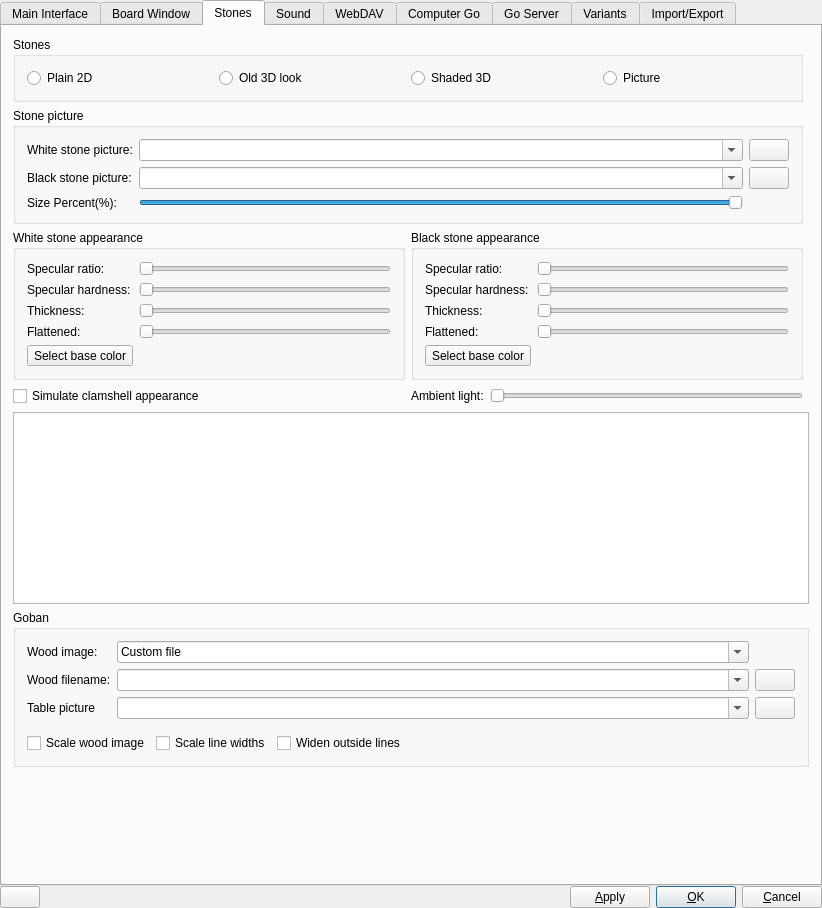
Before: the Qt Designer form src/preferences_gui.ui in missdeer/quteGo, drawn with Qt 5.
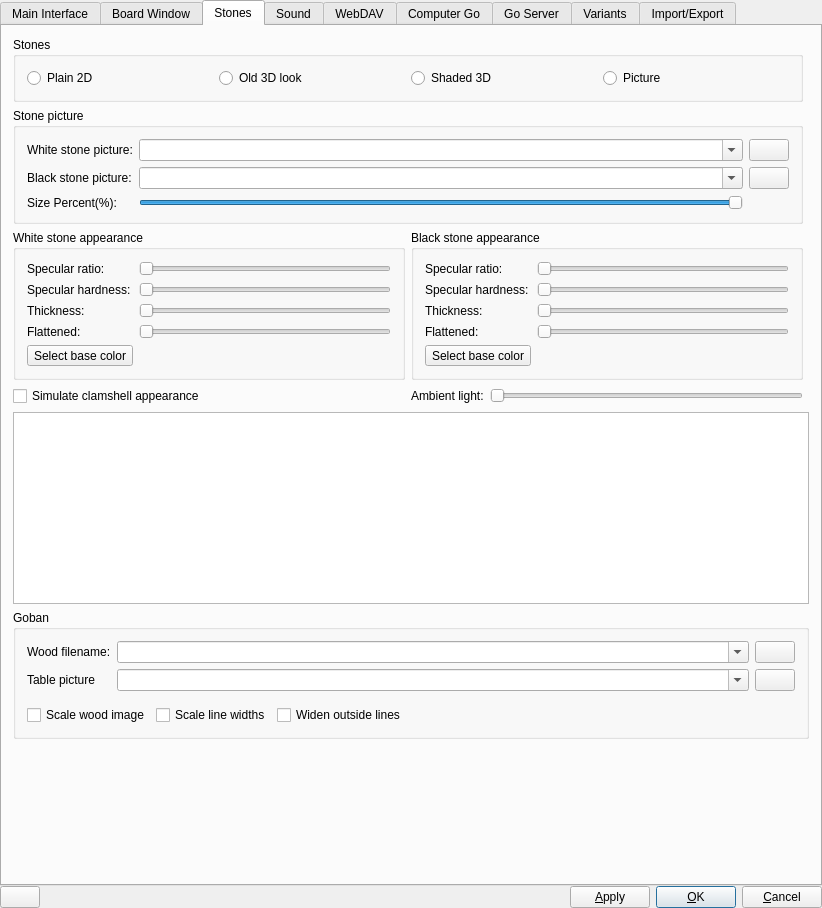
After: the same form once the commit is applied. Icons and pictures are not drawn. Custom widgets are drawn as their Qt base class.

Commit message: use table/board image from file

Patch:
```diff
--- a/src/preferences_gui.ui
+++ b/src/preferences_gui.ui
@@ -1926,17 +1926,44 @@
           <property name="spacing">
            <number>6</number>
           </property>
-          <item row="1" column="0">
-           <widget class="QLabel" name="textLabel1">
+          <item row="2" column="0">
+           <widget class="QLabel" name="textLabel1_2">
             <property name="text">
-             <string>Wood filename:</string>
+             <string>Table picture</string>
             </property>
             <property name="wordWrap">
              <bool>false</bool>
             </property>
            </widget>
           </item>
-          <item row="4" column="0" colspan="2">
+          <item row="0" column="1">
+           <widget class="QComboBox" name="LineEdit_goban">
+            <property name="editable">
+             <bool>true</bool>
+            </property>
+           </widget>
+          </item>
+          <item row="2" column="1">
+           <widget class="QComboBox" name="LineEdit_Table">
+            <property name="sizePolicy">
+             <sizepolicy hsizetype="MinimumExpanding" vsizetype="Fixed">
+              <horstretch>0</horstretch>
+              <verstretch>0</verstretch>
+             </sizepolicy>
+            </property>
+            <property name="toolTip">
+             <string>Path to the table picture</string>
+            </property>
+            <property name="whatsThis">
+             <string>Path to the table picture.
+If the picture is not set, or unvalid, a default picture is used by qgo</string>
+            </property>
+            <property name="editable">
+             <bool>true</bool>
+            </property>
+           </widget>
+          </item>
+          <item row="3" column="0" colspan="2">
            <layout class="QHBoxLayout" name="horizontalLayout_14">
             <property name="topMargin">
              <number>8</number>
@@ -1984,33 +2011,16 @@
            </layout>
           </item>
           <item row="0" column="0">
-           <widget class="QLabel" name="label_6">
+           <widget class="QLabel" name="textLabel1">
             <property name="text">
-             <string>Wood image:</string>
+             <string>Wood filename:</string>
             </property>
-           </widget>
-          </item>
-          <item row="3" column="1">
-           <widget class="QComboBox" name="LineEdit_Table">
-            <property name="sizePolicy">
-             <sizepolicy hsizetype="MinimumExpanding" vsizetype="Fixed">
-              <horstretch>0</horstretch>
-              <verstretch>0</verstretch>
-             </sizepolicy>
+            <property name="wordWrap">
+             <bool>false</bool>
             </property>
-            <property name="editable">
-             <bool>true</bool>
-            </property>
-            <property name="toolTip">
-             <string>Path to the table picture</string>
-            </property>
-            <property name="whatsThis">
-             <string>Path to the table picture.
-If the picture is not set, or unvalid, a default picture is used by qgo</string>
-            </property>
            </widget>
           </item>
-          <item row="3" column="4">
+          <item row="2" column="4">
            <widget class="QPushButton" name="TablePicturePathButton">
             <property name="text">
              <string/>
@@ -2021,24 +2031,7 @@
             </property>
            </widget>
           </item>
-          <item row="3" column="0">
-           <widget class="QLabel" name="textLabel1_2">
-            <property name="text">
-             <string>Table picture</string>
-            </property>
-            <property name="wordWrap">
-             <bool>false</bool>
-            </property>
-           </widget>
-          </item>
-          <item row="1" column="1">
-           <widget class="QComboBox" name="LineEdit_goban">
-            <property name="editable">
-             <bool>true</bool>
-            </property>
-           </widget>
-          </item>
-          <item row="1" column="4">
+          <item row="0" column="4">
            <widget class="QPushButton" name="GobanPicturePathButton">
             <property name="text">
              <string/>
@@ -2049,46 +2042,6 @@
             </property>
            </widget>
           </item>
-          <item row="0" column="1">
-           <widget class="QComboBox" name="woodComboBox">
-            <property name="toolTip">
-             <string>Choose a preset, or set to &quot;Custom File&quot; to use your own image file as the wood image for the board.</string>
-            </property>
-            <property name="editable">
-             <bool>true</bool>
-            </property>
-            <item>
-             <property name="text">
-              <string>Custom file</string>
-             </property>
-            </item>
-            <item>
-             <property name="text">
-              <string>Default 1</string>
-             </property>
-            </item>
-            <item>
-             <property name="text">
-              <string>Default 2</string>
-             </property>
-            </item>
-            <item>
-             <property name="text">
-              <string>Default 3</string>
-             </property>
-            </item>
-            <item>
-             <property name="text">
-              <string>Default 4</string>
-             </property>
-            </item>
-            <item>
-             <property name="text">
-              <string>Default 5</string>
-             </property>
-            </item>
-           </widget>
-          </item>
          </layout>
         </widget>
        </item>
```
Left out of the diff: 13 changed lines with no effect on the pictures. The commit also changes 17 other files.
